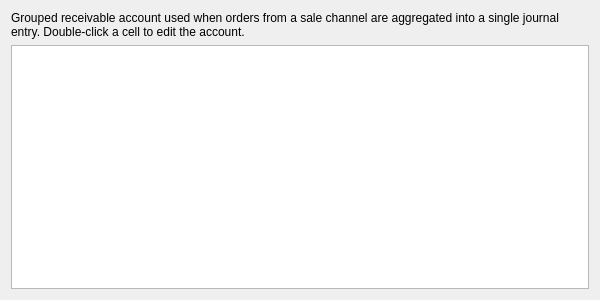
This is AmzBooks/gui/panes/PaneSettingsGroupedSaleAccounts.ui in icingerpower/AmzBooks as Qt 5 draws it before an edit. The edited form follows.
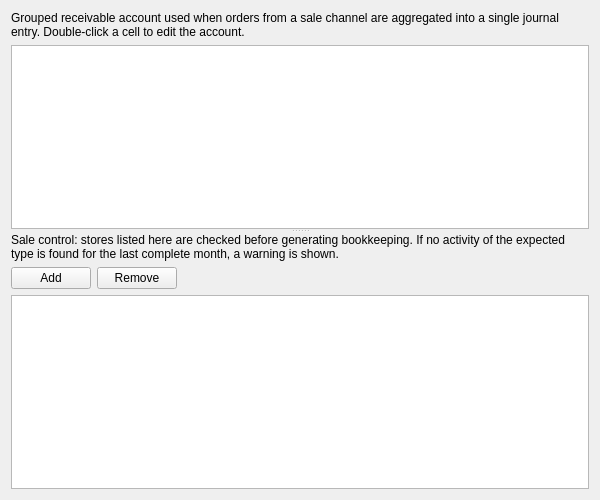
This is the edited form.

Commit message: Added controls on sales not missing.

The edit to the form file:
```diff
--- a/AmzBooks/gui/panes/PaneSettingsGroupedSaleAccounts.ui
+++ b/AmzBooks/gui/panes/PaneSettingsGroupedSaleAccounts.ui
@@ -7,7 +7,7 @@
     <x>0</x>
     <y>0</y>
     <width>600</width>
-    <height>300</height>
+    <height>500</height>
    </rect>
   </property>
   <property name="windowTitle">
@@ -15,6 +15,16 @@
   </property>
   <layout class="QVBoxLayout" name="verticalLayout">
    <item>
+    <widget class="QSplitter" name="splitter">
+     <property name="orientation">
+      <enum>Qt::Vertical</enum>
+     </property>
+     <widget class="QWidget" name="widgetTop">
+      <layout class="QVBoxLayout" name="verticalLayoutTop">
+       <property name="margin">
+        <number>0</number>
+       </property>
+       <item>
     <widget class="QLabel" name="labelDescription">
      <property name="text">
       <string>Grouped receivable account used when orders from a sale channel are aggregated into a single journal entry. Double-click a cell to edit the account.</string>
@@ -26,6 +36,61 @@
    </item>
    <item>
     <widget class="QTableView" name="tableAccounts"/>
+       </item>
+      </layout>
+     </widget>
+     <widget class="QWidget" name="widgetBottom">
+      <layout class="QVBoxLayout" name="verticalLayoutBottom">
+       <property name="margin">
+        <number>0</number>
+       </property>
+       <item>
+        <widget class="QLabel" name="labelControlDescription">
+         <property name="text">
+          <string>Sale control: stores listed here are checked before generating bookkeeping. If no activity of the expected type is found for the last complete month, a warning is shown.</string>
+         </property>
+         <property name="wordWrap">
+          <bool>true</bool>
+         </property>
+        </widget>
+       </item>
+       <item>
+        <layout class="QHBoxLayout" name="horizontalLayoutButtons">
+         <item>
+          <widget class="QPushButton" name="buttonAddSaleControl">
+           <property name="text">
+            <string>Add</string>
+           </property>
+          </widget>
+         </item>
+         <item>
+          <widget class="QPushButton" name="buttonRemoveSaleControl">
+           <property name="text">
+            <string>Remove</string>
+           </property>
+          </widget>
+         </item>
+         <item>
+          <spacer name="horizontalSpacer">
+           <property name="orientation">
+            <enum>Qt::Horizontal</enum>
+           </property>
+           <property name="sizeHint" stdset="0">
+            <size>
+             <width>40</width>
+             <height>20</height>
+            </size>
+           </property>
+          </spacer>
+         </item>
+        </layout>
+       </item>
+       <item>
+        <widget class="QTableView" name="tableSaleControl"/>
+       </item>
+      </layout>
+     </widget>
+    </widget>
    </item>
   </layout>
  </widget>
```
Lines whose indentation alone changed are shown as unchanged. The commit also changes 10 other files.
